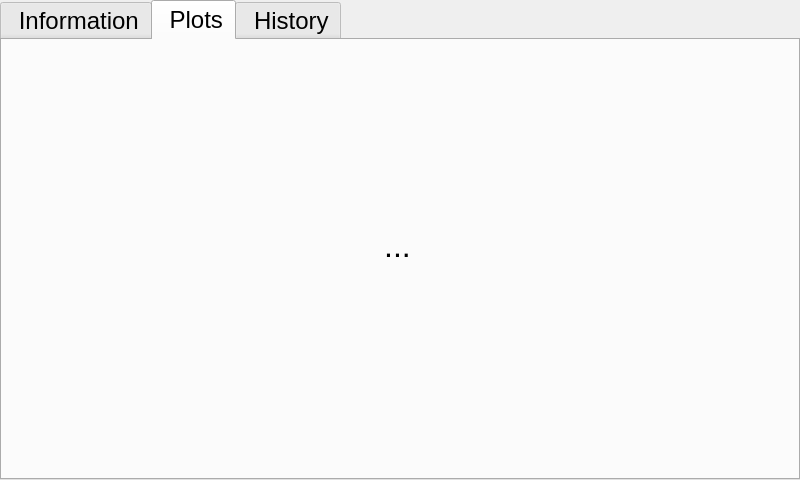
This is gui/ble_gui.ui in LowellInstruments/ddh_new as Qt 5 draws it before an edit. The edited form follows.
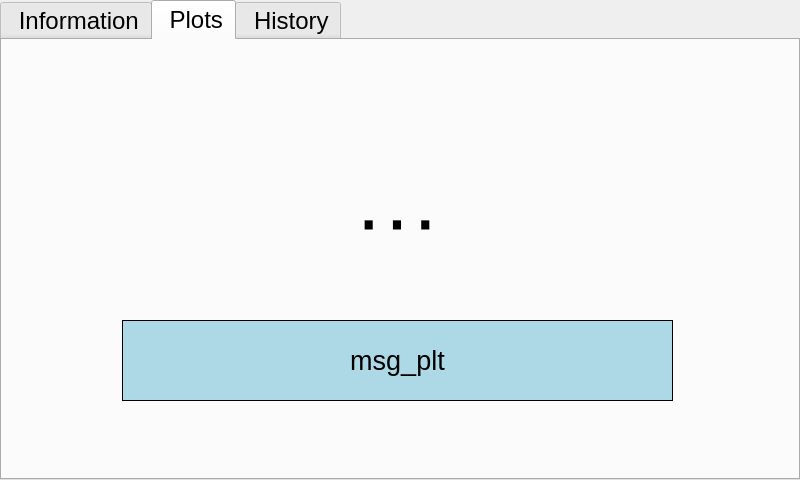
This is the edited form. The open tabs and pages were chosen to show the change. Icons and pictures are not drawn.

The edit to the form file:
```diff
--- a/gui/ble_gui.ui
+++ b/gui/ble_gui.ui
@@ -37,6 +37,7 @@
   <property name="font">
    <font>
     <pointsize>18</pointsize>
+    <kerning>false</kerning>
    </font>
   </property>
   <property name="windowTitle">
@@ -509,9 +510,9 @@
    <widget class="QWidget" name="layoutWidget_2">
     <property name="geometry">
      <rect>
-      <x>0</x>
+      <x>10</x>
       <y>0</y>
-      <width>781</width>
+      <width>771</width>
       <height>431</height>
      </rect>
     </property>
@@ -533,24 +534,68 @@
    <widget class="QLabel" name="lbl_busy_plot">
     <property name="geometry">
      <rect>
-      <x>10</x>
-      <y>190</y>
-      <width>771</width>
-      <height>31</height>
+      <x>120</x>
+      <y>280</y>
+      <width>551</width>
+      <height>81</height>
      </rect>
     </property>
     <property name="font">
      <font>
-      <pointsize>24</pointsize>
-      <weight>50</weight>
-      <bold>false</bold>
+      <pointsize>20</pointsize>
      </font>
     </property>
+    <property name="styleSheet">
+     <string notr="true">background: lightblue;</string>
+    </property>
+    <property name="frameShape">
+     <enum>QFrame::Box</enum>
+    </property>
     <property name="text">
-     <string>...</string>
+     <string>msg_plt</string>
     </property>
     <property name="alignment">
      <set>Qt::AlignCenter</set>
+    </property>
+    <property name="wordWrap">
+     <bool>true</bool>
+    </property>
+   </widget>
+   <widget class="QLabel" name="lbl_plt_bsy">
+    <property name="geometry">
+     <rect>
+      <x>345</x>
+      <y>130</y>
+      <width>100</width>
+      <height>101</height>
+     </rect>
+    </property>
+    <property name="font">
+     <font>
+      <pointsize>64</pointsize>
+      <stylestrategy>PreferAntialias</stylestrategy>
+     </font>
+    </property>
+    <property name="styleSheet">
+     <string notr="true"/>
+    </property>
+    <property name="frameShape">
+     <enum>QFrame::NoFrame</enum>
+    </property>
+    <property name="text">
+     <string>···</string>
+    </property>
+    <property name="textFormat">
+     <enum>Qt::RichText</enum>
+    </property>
+    <property name="scaledContents">
+     <bool>true</bool>
+    </property>
+    <property name="alignment">
+     <set>Qt::AlignCenter</set>
+    </property>
+    <property name="wordWrap">
+     <bool>true</bool>
     </property>
    </widget>
   </widget>
```
Left out of the diff: 43 changed lines with no effect on the pictures.
